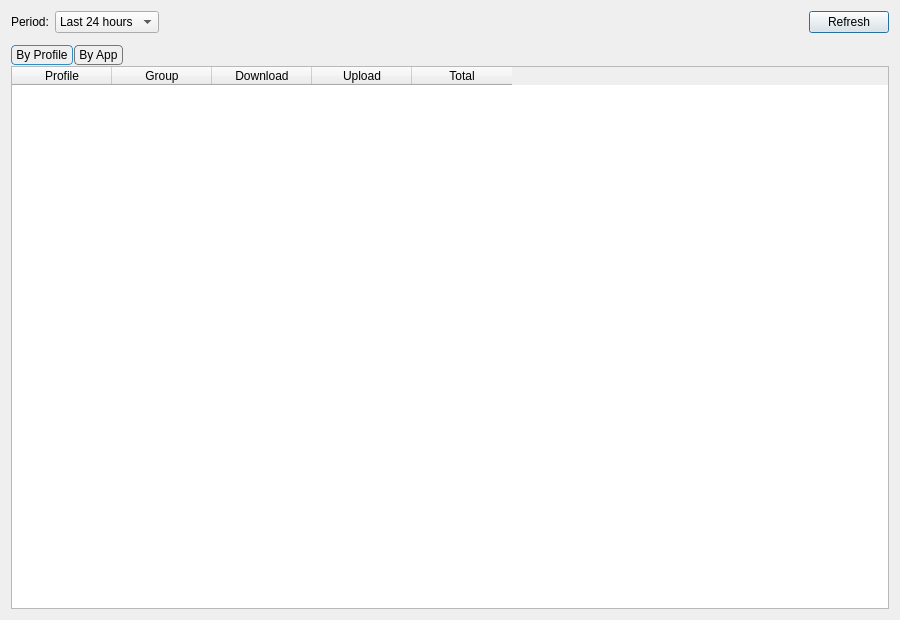
This is upstream/include/ui/stats/dialog_traffic_stats.ui in hopol/throne-mirror as Qt 5 draws it before an edit. The edited form follows.
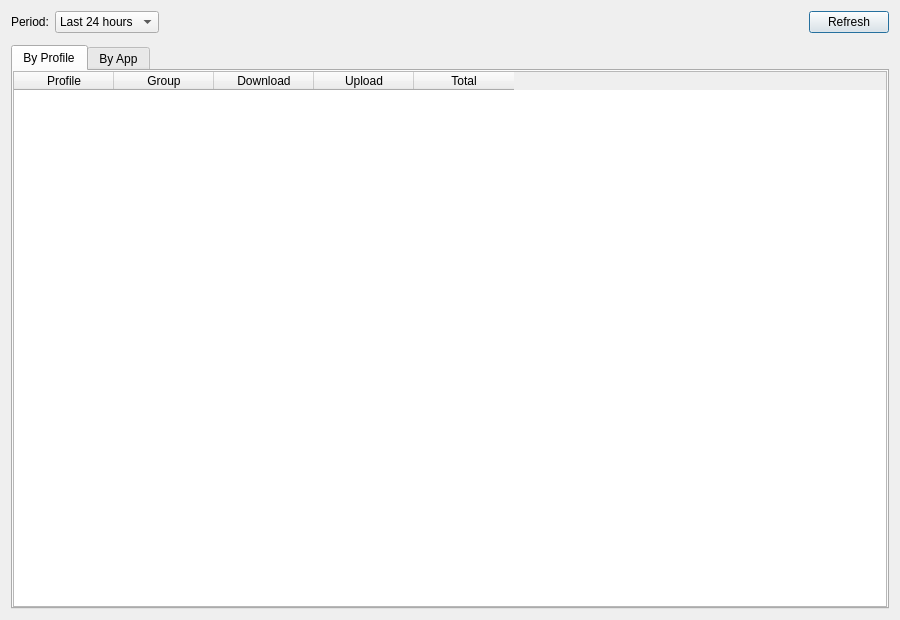
This is the edited form. Custom widgets are drawn as their Qt base class.

Diff of the .ui file:
```diff
--- a/upstream/include/ui/stats/dialog_traffic_stats.ui
+++ b/upstream/include/ui/stats/dialog_traffic_stats.ui
@@ -97,29 +97,6 @@
    </item>
    <item>
     <widget class="QTabWidget" name="tabs">
-     <property name="styleSheet">
-      <string notr="true">QTabWidget::pane {
-    margin-top: 1px;
-    border-radius: 4px;
-}
-
-QTabBar {
-    background: transparent;
-    qproperty-drawBase: 0;
-}
-
-QTabBar::tab {
-    border: 1px solid #777777;
-    border-radius: 4px;
-
-    padding: 2px 4px;
-    margin-right: 1px;
-}
-
-QTabBar::tab:selected {
-    border: 1px solid palette(highlight);
-}</string>
-     </property>
      <property name="currentIndex">
       <number>0</number>
      </property>
```
